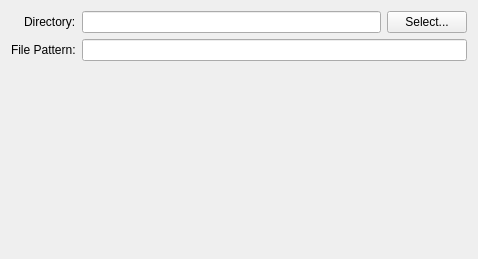
The window that volumina/widgets/stackExportFileOptionsWidget.ui (ilastik/volumina) describes before a commit, drawn with Qt 5.
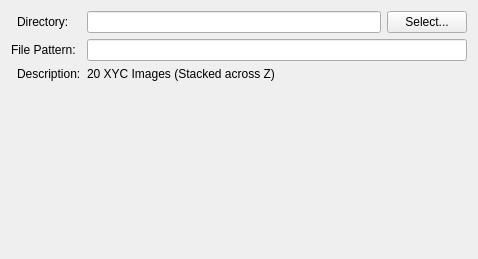
The same window after the commit.

Commit message: StackExportFileOptionsWidget: Show a description of the files to be exported.

```diff
--- a/volumina/widgets/stackExportFileOptionsWidget.ui
+++ b/volumina/widgets/stackExportFileOptionsWidget.ui
@@ -28,7 +28,14 @@
      </property>
     </widget>
    </item>
-   <item row="2" column="2">
+   <item row="0" column="1">
+    <widget class="QLabel" name="label">
+     <property name="text">
+      <string>Directory:</string>
+     </property>
+    </widget>
+   </item>
+   <item row="3" column="2">
     <spacer name="verticalSpacer">
      <property name="orientation">
       <enum>Qt::Vertical</enum>
@@ -36,7 +43,7 @@
      <property name="sizeHint" stdset="0">
       <size>
        <width>20</width>
-       <height>164</height>
+       <height>137</height>
       </size>
      </property>
     </spacer>
@@ -44,16 +51,23 @@
    <item row="0" column="2">
     <widget class="QLineEdit" name="directoryEdit"/>
    </item>
-   <item row="0" column="1">
-    <widget class="QLabel" name="label">
-     <property name="text">
-      <string>Directory:</string>
-     </property>
-    </widget>
-   </item>
    <item row="1" column="2" colspan="2">
     <widget class="QLineEdit" name="filePatternEdit"/>
    </item>
+   <item row="2" column="2">
+    <widget class="QLabel" name="descriptionLabel">
+     <property name="text">
+      <string>20 XYC Images (Stacked across Z)</string>
+     </property>
+    </widget>
+   </item>
+   <item row="2" column="1">
+    <widget class="QLabel" name="label_4">
+     <property name="text">
+      <string>Description:</string>
+     </property>
+    </widget>
+   </item>
   </layout>
  </widget>
  <resources/>
```
The commit also changes 2 other files.
